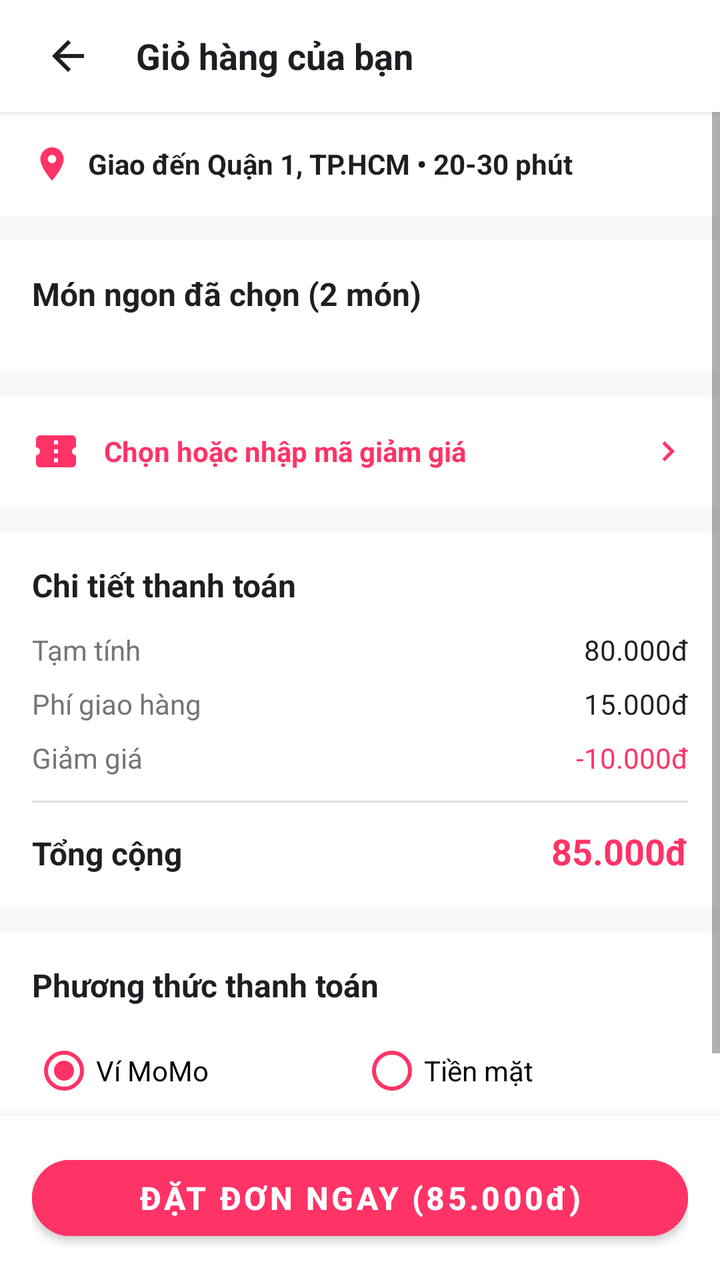
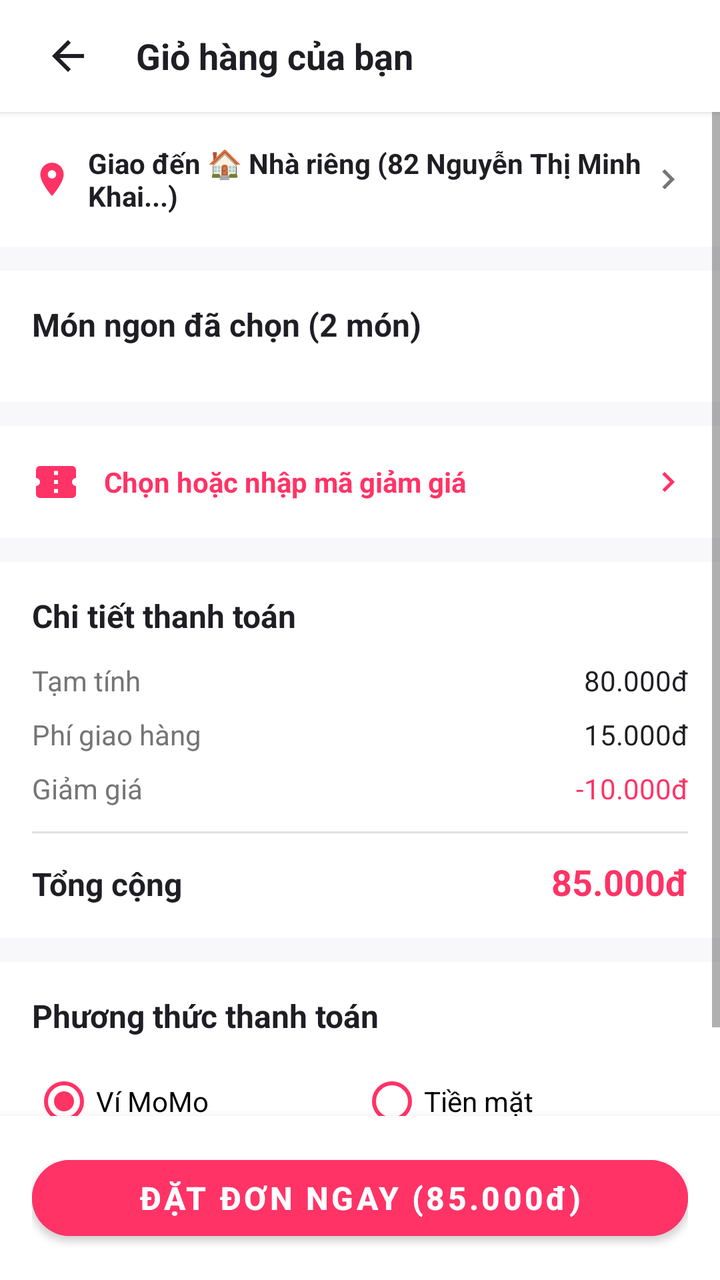

Before-and-after screenshots of an Android layout around one commit, followed by the original layout XML and the change that was made.
<!-- AndroidManifest.xml: application theme Theme.FoodNow -->
<!-- res/layout/activity_cart_checkout.xml -->
<?xml version="1.0" encoding="utf-8"?>
<RelativeLayout xmlns:android="http://schemas.android.com/apk/res/android"
    xmlns:app="http://schemas.android.com/apk/res-auto"
    android:layout_width="match_parent"
    android:layout_height="match_parent"
    android:background="@color/bg_light_grey">

    <LinearLayout
        android:id="@+id/layoutHeader"
        android:layout_width="match_parent"
        android:layout_height="56dp"
        android:background="@color/white"
        android:elevation="2dp"
        android:gravity="center_vertical"
        android:orientation="horizontal"
        android:paddingHorizontal="16dp">

        <ImageButton
            android:id="@+id/btnBack"
            android:layout_width="36dp"
            android:layout_height="36dp"
            android:background="?attr/selectableItemBackgroundBorderless"
            android:contentDescription="Back"
            android:src="@drawable/ic_back"
            app:tint="@color/text_dark" />

        <TextView
            android:layout_width="0dp"
            android:layout_height="wrap_content"
            android:layout_marginStart="16dp"
            android:layout_weight="1"
            android:text="Giỏ hàng của bạn"
            android:textColor="@color/text_dark"
            android:textSize="18sp"
            android:textStyle="bold" />
    </LinearLayout>

    <ScrollView
        android:layout_width="match_parent"
        android:layout_height="match_parent"
        android:layout_above="@id/layoutBottomBar"
        android:layout_below="@id/layoutHeader"
        android:fillViewport="true">

        <LinearLayout
            android:layout_width="match_parent"
            android:layout_height="wrap_content"
            android:orientation="vertical"
            android:paddingBottom="16dp">

            
            <LinearLayout
                android:layout_width="match_parent"
                android:layout_height="wrap_content"
                android:background="@color/white"
                android:gravity="center_vertical"
                android:orientation="horizontal"
                android:padding="16dp">

                <ImageView
                    android:layout_width="20dp"
                    android:layout_height="20dp"
                    android:contentDescription="Location"
                    android:src="@drawable/ic_location"
                    app:tint="@color/primary_pink" />

                <TextView
                    android:id="@+id/tvDeliveryLocation"
                    android:layout_width="wrap_content"
                    android:layout_height="wrap_content"
                    android:layout_marginStart="8dp"
                    android:text="Giao đến Quận 1, TP.HCM • 20-30 phút"
                    android:textColor="@color/text_dark"
                    android:textSize="14sp"
                    android:textStyle="bold" />
            </LinearLayout>

            
            <LinearLayout
                android:layout_width="match_parent"
                android:layout_height="wrap_content"
                android:layout_marginTop="12dp"
                android:background="@color/white"
                android:orientation="vertical"
                android:padding="16dp">

                <TextView
                    android:id="@+id/tvCartItemsTitle"
                    android:layout_width="wrap_content"
                    android:layout_height="wrap_content"
                    android:text="Món ngon đã chọn (2 món)"
                    android:textColor="@color/text_dark"
                    android:textSize="16sp"
                    android:textStyle="bold" />

                <androidx.recyclerview.widget.RecyclerView
                    android:id="@+id/rvCartItems"
                    android:layout_width="match_parent"
                    android:layout_height="wrap_content"
                    android:layout_marginTop="12dp" />
            </LinearLayout>

            
            <LinearLayout
                android:id="@+id/btnSelectVoucher"
                android:layout_width="match_parent"
                android:layout_height="wrap_content"
                android:layout_marginTop="12dp"
                android:background="@color/white"
                android:gravity="center_vertical"
                android:orientation="horizontal"
                android:padding="16dp">

                <ImageView
                    android:layout_width="24dp"
                    android:layout_height="24dp"
                    android:contentDescription="Voucher"
                    android:src="@drawable/ic_ticket"
                    app:tint="@color/primary_pink" />

                <TextView
                    android:id="@+id/tvVoucherTitle"
                    android:layout_width="0dp"
                    android:layout_height="wrap_content"
                    android:layout_marginStart="12dp"
                    android:layout_weight="1"
                    android:text="Chọn hoặc nhập mã giảm giá"
                    android:textColor="@color/primary_pink"
                    android:textSize="14sp"
                    android:textStyle="bold" />

                <ImageView
                    android:layout_width="20dp"
                    android:layout_height="20dp"
                    android:contentDescription="Arrow"
                    android:src="@drawable/ic_arrow_right"
                    app:tint="@color/primary_pink" />
            </LinearLayout>

            
            <LinearLayout
                android:layout_width="match_parent"
                android:layout_height="wrap_content"
                android:layout_marginTop="12dp"
                android:background="@color/white"
                android:orientation="vertical"
                android:padding="16dp">

                <TextView
                    android:layout_width="wrap_content"
                    android:layout_height="wrap_content"
                    android:text="Chi tiết thanh toán"
                    android:textColor="@color/text_dark"
                    android:textSize="16sp"
                    android:textStyle="bold" />

                <LinearLayout
                    android:layout_width="match_parent"
                    android:layout_height="wrap_content"
                    android:layout_marginTop="12dp"
                    android:orientation="horizontal">

                    <TextView
                        android:layout_width="0dp"
                        android:layout_height="wrap_content"
                        android:layout_weight="1"
                        android:text="Tạm tính"
                        android:textColor="@color/text_grey"
                        android:textSize="14sp" />

                    <TextView
                        android:id="@+id/tvSubtotal"
                        android:layout_width="wrap_content"
                        android:layout_height="wrap_content"
                        android:text="80.000đ"
                        android:textColor="@color/text_dark"
                        android:textSize="14sp" />
                </LinearLayout>

                <LinearLayout
                    android:layout_width="match_parent"
                    android:layout_height="wrap_content"
                    android:layout_marginTop="8dp"
                    android:orientation="horizontal">

                    <TextView
                        android:layout_width="0dp"
                        android:layout_height="wrap_content"
                        android:layout_weight="1"
                        android:text="Phí giao hàng"
                        android:textColor="@color/text_grey"
                        android:textSize="14sp" />

                    <TextView
                        android:id="@+id/tvDeliveryFee"
                        android:layout_width="wrap_content"
                        android:layout_height="wrap_content"
                        android:text="15.000đ"
                        android:textColor="@color/text_dark"
                        android:textSize="14sp" />
                </LinearLayout>

                <LinearLayout
                    android:layout_width="match_parent"
                    android:layout_height="wrap_content"
                    android:layout_marginTop="8dp"
                    android:orientation="horizontal">

                    <TextView
                        android:layout_width="0dp"
                        android:layout_height="wrap_content"
                        android:layout_weight="1"
                        android:text="Giảm giá"
                        android:textColor="@color/text_grey"
                        android:textSize="14sp" />

                    <TextView
                        android:id="@+id/tvDiscount"
                        android:layout_width="wrap_content"
                        android:layout_height="wrap_content"
                        android:text="-10.000đ"
                        android:textColor="@color/primary_pink"
                        android:textSize="14sp" />
                </LinearLayout>

                <View
                    android:layout_width="match_parent"
                    android:layout_height="1dp"
                    android:layout_marginVertical="12dp"
                    android:background="@color/border_grey" />

                <LinearLayout
                    android:layout_width="match_parent"
                    android:layout_height="wrap_content"
                    android:orientation="horizontal">

                    <TextView
                        android:layout_width="0dp"
                        android:layout_height="wrap_content"
                        android:layout_weight="1"
                        android:text="Tổng cộng"
                        android:textColor="@color/text_dark"
                        android:textSize="16sp"
                        android:textStyle="bold" />

                    <TextView
                        android:id="@+id/tvTotalAmount"
                        android:layout_width="wrap_content"
                        android:layout_height="wrap_content"
                        android:text="85.000đ"
                        android:textColor="@color/primary_pink"
                        android:textSize="18sp"
                        android:textStyle="bold" />
                </LinearLayout>
            </LinearLayout>

            
            <LinearLayout
                android:layout_width="match_parent"
                android:layout_height="wrap_content"
                android:layout_marginTop="12dp"
                android:background="@color/white"
                android:orientation="vertical"
                android:padding="16dp">

                <TextView
                    android:layout_width="wrap_content"
                    android:layout_height="wrap_content"
                    android:text="Phương thức thanh toán"
                    android:textColor="@color/text_dark"
                    android:textSize="16sp"
                    android:textStyle="bold" />

                <RadioGroup
                    android:id="@+id/rgPaymentMethod"
                    android:layout_width="match_parent"
                    android:layout_height="wrap_content"
                    android:layout_marginTop="8dp"
                    android:orientation="horizontal">

                    <RadioButton
                        android:id="@+id/rbMoMo"
                        android:layout_width="0dp"
                        android:layout_height="wrap_content"
                        android:layout_weight="1"
                        android:buttonTint="@color/primary_pink"
                        android:checked="true"
                        android:text="Ví MoMo" />

                    <RadioButton
                        android:id="@+id/rbCash"
                        android:layout_width="0dp"
                        android:layout_height="wrap_content"
                        android:layout_weight="1"
                        android:buttonTint="@color/primary_pink"
                        android:text="Tiền mặt" />
                </RadioGroup>
            </LinearLayout>

        </LinearLayout>
    </ScrollView>

    
    <LinearLayout
        android:id="@+id/layoutBottomBar"
        android:layout_width="match_parent"
        android:layout_height="wrap_content"
        android:layout_alignParentBottom="true"
        android:background="@color/white"
        android:elevation="8dp"
        android:padding="16dp">

        <Button
            android:id="@+id/btnPlaceOrder"
            android:layout_width="match_parent"
            android:layout_height="50dp"
            android:backgroundTint="@color/primary_pink"
            android:text="ĐẶT ĐƠN NGAY (85.000đ)"
            android:textAllCaps="false"
            android:textColor="@color/white"
            android:textSize="16sp"
            android:textStyle="bold"
            app:cornerRadius="25dp" />
    </LinearLayout>

</RelativeLayout>
<!-- resources referenced by this layout -->
<resources>
  <color name="bg_light_grey">#F8F8FA</color>
  <color name="border_grey">#E0E0E0</color>
  <color name="primary_pink">#FF3366</color>
  <color name="text_dark">#1E1E24</color>
  <color name="text_grey">#757575</color>
  <color name="white">#FFFFFF</color>
  <!-- drawable ic_arrow_right (drawable) -->
  <vector xmlns:android="http://schemas.android.com/apk/res/android"
      android:width="24dp"
      android:height="24dp"
      android:viewportWidth="24"
      android:viewportHeight="24">
    <path
        android:fillColor="#FF757575"
        android:pathData="M10,6L8.59,7.41 13.17,12l-4.58,4.59L10,18l6,-6z"/>
  </vector>
  <!-- drawable ic_back (drawable) -->
  <vector xmlns:android="http://schemas.android.com/apk/res/android"
      android:width="24dp"
      android:height="24dp"
      android:viewportWidth="24"
      android:viewportHeight="24">
    <path
        android:fillColor="#FF1E1E24"
        android:pathData="M20,11H7.83l5.59,-5.59L12,4l-8,8 8,8 1.41,-1.41L7.83,13H20v-2z"/>
  </vector>
  <!-- drawable ic_location (drawable) -->
  <vector xmlns:android="http://schemas.android.com/apk/res/android"
      android:width="24dp"
      android:height="24dp"
      android:viewportWidth="24"
      android:viewportHeight="24">
    <path
        android:fillColor="#FFFF3366"
        android:pathData="M12,2C8.13,2 5,5.13 5,9c0,5.25 7,13 7,13s7,-7.75 7,-13c0,-3.87 -3.13,-7 -7,-7zM12,11.5c-1.38,0 -2.5,-1.12 -2.5,-2.5s1.12,-2.5 2.5,-2.5 2.5,1.12 2.5,2.5 -1.12,2.5 -2.5,2.5z"/>
  </vector>
  <!-- drawable ic_ticket (drawable) -->
  <vector xmlns:android="http://schemas.android.com/apk/res/android"
      android:width="24dp"
      android:height="24dp"
      android:viewportWidth="24"
      android:viewportHeight="24">
    <path
        android:fillColor="#FFFF3366"
        android:pathData="M22,10V6c0,-1.11 -0.9,-2 -2,-2H4c-1.1,0 -1.99,0.89 -1.99,2v4c1.1,0 1.99,0.9 1.99,2s-0.89,2 -2,2v4c0,1.1 0.9,2 2,2h16c1.1,0 2,-0.9 2,-2v-4c-1.1,0 -2,-0.9 -2,-2s0.9,-2 2,-2zm-9,7.5h-2v-2h2v2zm0,-4.5h-2v-2h2v2zm0,-4.5h-2v-2h2v2z"/>
  </vector>
  <style name="Theme.FoodNow" parent="Theme.MaterialComponents.DayNight.NoActionBar">
          
          <item name="colorPrimary">@color/primary_pink</item>
          <item name="colorPrimaryVariant">@color/primary_pink_dark</item>
          <item name="colorOnPrimary">@color/white</item>
          
          <item name="colorSecondary">@color/coral_accent</item>
          <item name="colorSecondaryVariant">@color/coral_accent</item>
          <item name="colorOnSecondary">@color/white</item>
          
          <item name="android:statusBarColor">@color/white</item>
          <item name="android:windowLightStatusBar">true</item>
          
          <item name="android:windowBackground">@color/bg_light_grey</item>
      </style>
  <color name="primary_pink_dark">#E62E5C</color>
  <color name="coral_accent">#FF5252</color>
</resources>

<!-- the commit's change to res/layout/activity_cart_checkout.xml (unified diff, before → after) -->
@@ -50,9 +50,12 @@
 
             
             <LinearLayout
-                android:layout_width="match_parent"
-                android:layout_height="wrap_content"
-                android:background="@color/white"
+                android:id="@+id/layoutDeliveryAddress"
+                android:layout_width="match_parent"
+                android:layout_height="wrap_content"
+                android:background="@color/white"
+                android:clickable="true"
+                android:focusable="true"
                 android:gravity="center_vertical"
                 android:orientation="horizontal"
                 android:padding="16dp">
@@ -66,13 +69,21 @@
 
                 <TextView
                     android:id="@+id/tvDeliveryLocation"
-                    android:layout_width="wrap_content"
+                    android:layout_width="0dp"
                     android:layout_height="wrap_content"
                     android:layout_marginStart="8dp"
-                    android:text="Giao đến Quận 1, TP.HCM • 20-30 phút"
+                    android:layout_weight="1"
+                    android:text="Giao đến 🏠 Nhà riêng (82 Nguyễn Thị Minh Khai...)"
                     android:textColor="@color/text_dark"
                     android:textSize="14sp"
                     android:textStyle="bold" />
+
+                <ImageView
+                    android:layout_width="20dp"
+                    android:layout_height="20dp"
+                    android:contentDescription="Arrow"
+                    android:src="@drawable/ic_arrow_right"
+                    app:tint="@color/text_grey" />
             </LinearLayout>
 
             
